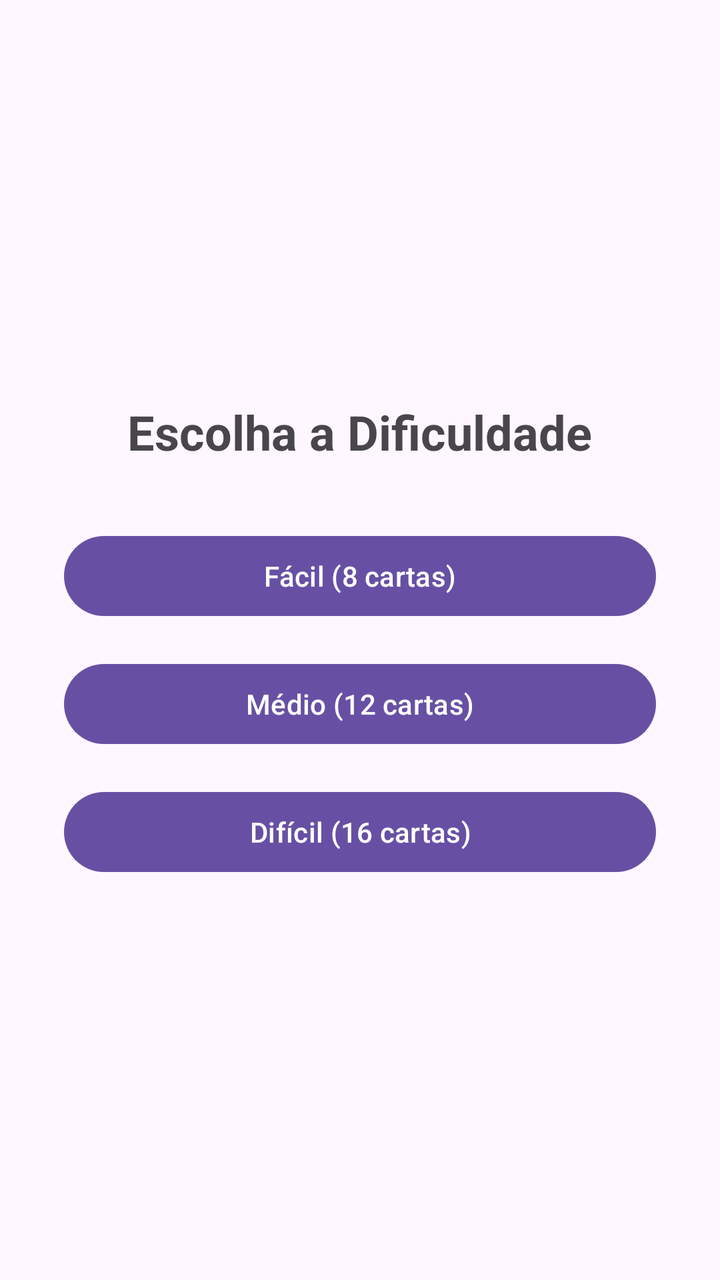
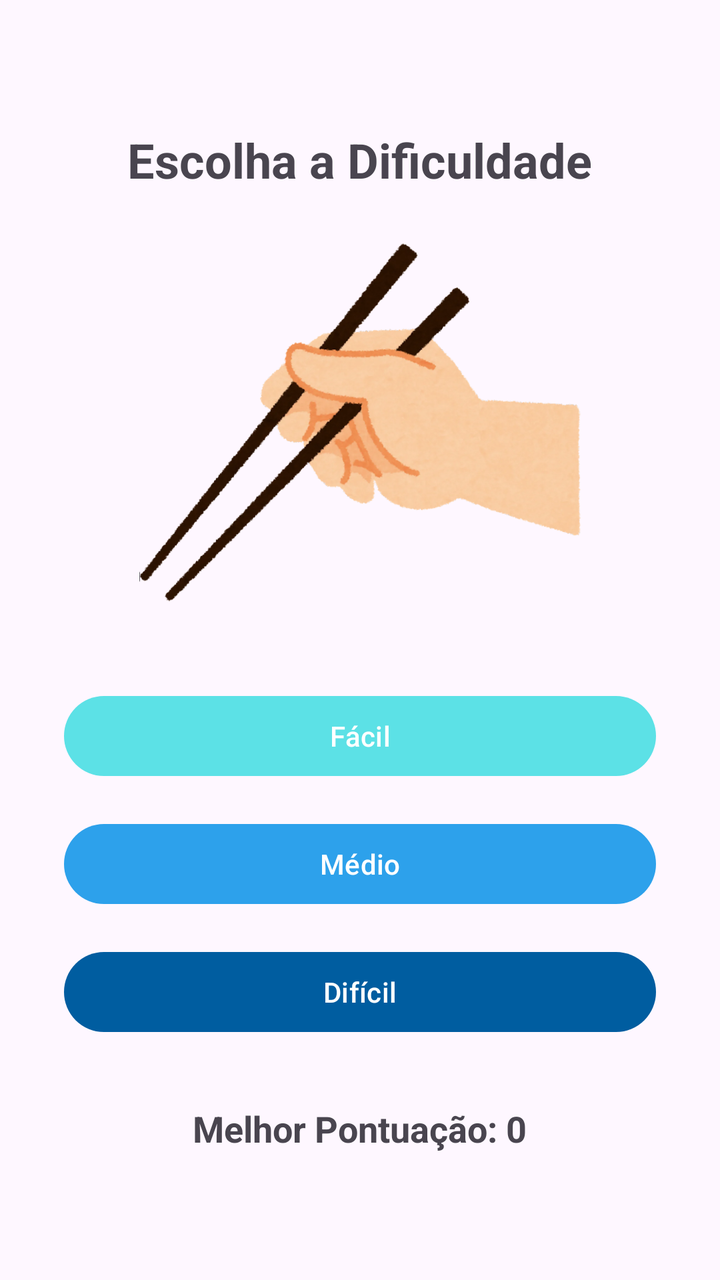

Two renders of the same Android screen: before a commit and after it. Below are the layout's source before the change and the commit's diff.
<!-- AndroidManifest.xml: application theme Theme.JogoDaMemoria -->
<!-- res/layout/activity_config.xml -->
<?xml version="1.0" encoding="utf-8"?>
<LinearLayout xmlns:android="http://schemas.android.com/apk/res/android"
    android:layout_width="match_parent"
    android:layout_height="match_parent"
    android:gravity="center"
    android:orientation="vertical"
    android:padding="32dp">

    <TextView
        android:layout_width="wrap_content"
        android:layout_height="wrap_content"
        android:text="@string/title_config"
        android:textSize="24sp"
        android:textStyle="bold"
        android:layout_marginBottom="32dp" />

    <Button
        android:id="@+id/btnEasy"
        android:layout_width="match_parent"
        android:layout_height="wrap_content"
        android:text="@string/btn_easy"
        android:layout_marginBottom="16dp" />

    <Button
        android:id="@+id/btnMedium"
        android:layout_width="match_parent"
        android:layout_height="wrap_content"
        android:text="@string/btn_medium"
        android:layout_marginBottom="16dp" />

    <Button
        android:id="@+id/btnHard"
        android:layout_width="match_parent"
        android:layout_height="wrap_content"
        android:text="@string/btn_hard" />

</LinearLayout>
<!-- resources referenced by this layout -->
<resources>
  <string name="btn_easy">Fácil (8 cartas)</string>
  <string name="btn_hard">Difícil (16 cartas)</string>
  <string name="btn_medium">Médio (12 cartas)</string>
  <string name="title_config">Escolha a Dificuldade</string>
  <style name="Theme.JogoDaMemoria" parent="Base.Theme.JogoDaMemoria" />
  <style name="Base.Theme.JogoDaMemoria" parent="Theme.Material3.DayNight.NoActionBar">
          
          
      </style>
</resources>

<!-- the commit's change to res/layout/activity_config.xml (unified diff, before → after) -->
@@ -1,5 +1,6 @@
 <?xml version="1.0" encoding="utf-8"?>
 <LinearLayout xmlns:android="http://schemas.android.com/apk/res/android"
+    xmlns:app="http://schemas.android.com/apk/res-auto"
     android:layout_width="match_parent"
     android:layout_height="match_parent"
     android:gravity="center"
@@ -12,6 +13,13 @@
         android:text="@string/title_config"
         android:textSize="24sp"
         android:textStyle="bold"
+        android:layout_marginBottom="16dp" />
+
+    <ImageView
+        android:layout_width="match_parent"
+        android:layout_height="200dp"
+        android:src="@drawable/mao_hashi"
+        android:scaleType="fitCenter"
         android:layout_marginBottom="32dp" />
 
     <Button
@@ -19,6 +27,7 @@
         android:layout_width="match_parent"
         android:layout_height="wrap_content"
         android:text="@string/btn_easy"
+        app:backgroundTint="#5ce1e6"
         android:layout_marginBottom="16dp" />
 
     <Button
@@ -26,12 +35,23 @@
         android:layout_width="match_parent"
         android:layout_height="wrap_content"
         android:text="@string/btn_medium"
+        app:backgroundTint="#2da1eb"
         android:layout_marginBottom="16dp" />
 
     <Button
         android:id="@+id/btnHard"
         android:layout_width="match_parent"
         android:layout_height="wrap_content"
-        android:text="@string/btn_hard" />
+        app:backgroundTint="#005da0"
+        android:text="@string/btn_hard"
+        android:layout_marginBottom="32dp" />
+
+    <TextView
+        android:id="@+id/txtHighScore"
+        android:layout_width="wrap_content"
+        android:layout_height="wrap_content"
+        android:text="Melhor Pontuação: 0"
+        android:textSize="18sp"
+        android:textStyle="bold" />
 
 </LinearLayout>
<!-- resource entries referenced after the edit -->
@@ -1,8 +1,9 @@
 <!-- resources referenced by this layout -->
 <resources>
-  <string name="btn_easy">Fácil (8 cartas)</string>
-  <string name="btn_hard">Difícil (16 cartas)</string>
-  <string name="btn_medium">Médio (12 cartas)</string>
+  <!-- drawable mao_hashi: png bitmap (drawable, 261133 bytes) -->
+  <string name="btn_easy">Fácil</string>
+  <string name="btn_hard">Difícil</string>
+  <string name="btn_medium">Médio</string>
   <string name="title_config">Escolha a Dificuldade</string>
   <style name="Theme.JogoDaMemoria" parent="Base.Theme.JogoDaMemoria" />
   <style name="Base.Theme.JogoDaMemoria" parent="Theme.Material3.DayNight.NoActionBar">
